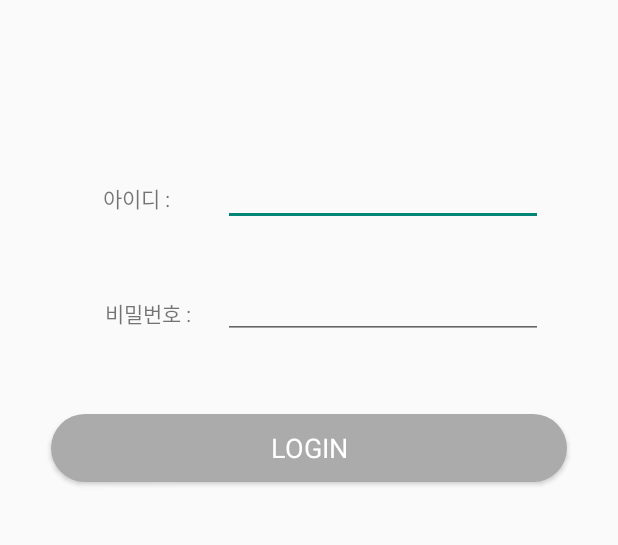
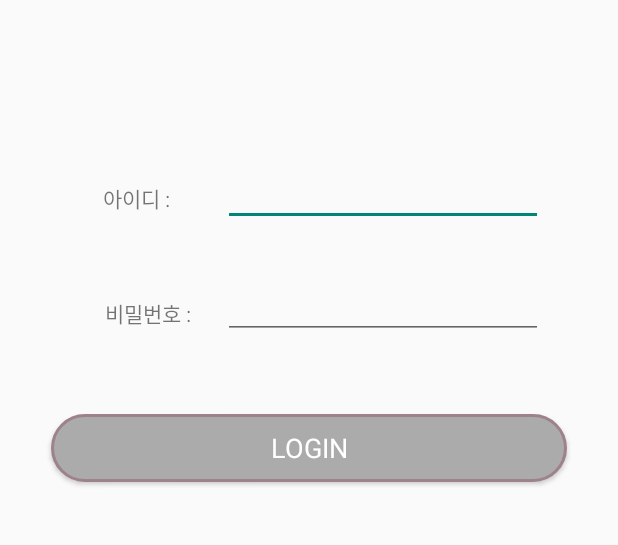
Before and after one commit to HJChuiva/VeganDiary, an Android app: the screen it shows after launch (Login), on a phone screen of 412 x 824 dp, the part 271-816 px from its top. Run offline under Robolectric (Android 15) with nearby library versions, the phone set to English and light mode, and no system bars; Roboto replaces fonts that are not available here.

Commit message:
main button

```diff
--- a/app/src/main/res/drawable/round_button.xml
+++ b/app/src/main/res/drawable/round_button.xml
@@ -4,6 +4,10 @@
         <shape>
             <corners android:radius="200dp"/>
             <solid android:color="#ABABAB"/>
+            <stroke
+                android:width="2dp"
+                android:color="#9E8289" />
         </shape>
+
     </item>>
 </selector>
```
